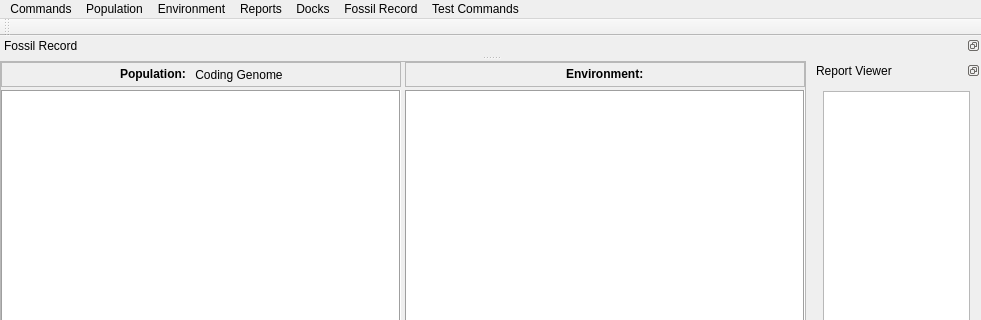
First picture: the form in mainwindow.ui, repository marksutton/EvoSim, before the edit; both pictures show x 0 to 981 and y 0 to 320 of the 981 by 791 pixel window.
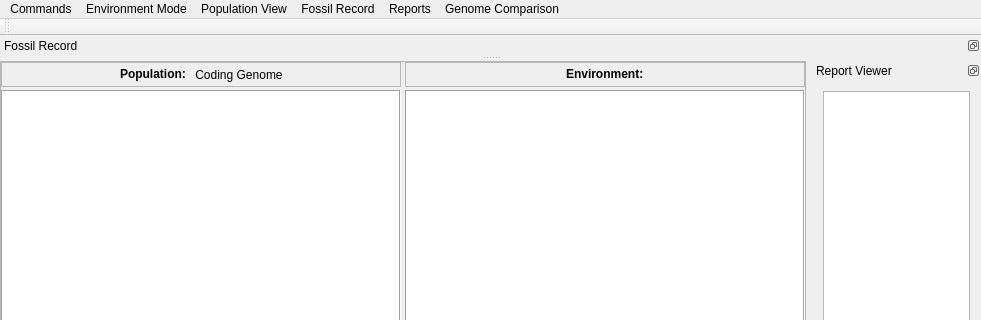
Second picture: the form after the edit.

Commit message: - Updated load/save - now includes window state, fossil record, some other random stuff relating to reporting that was missing - Fossil Record system now has randon/grid placement commands, plus commands to set sparsity and activeness in bulk. Select all button added too. - Main menus rejigged a little - more logical now I hope

What changed in the file:
```diff
--- a/mainwindow.ui
+++ b/mainwindow.ui
@@ -526,7 +526,7 @@
    </widget>
    <widget class="QMenu" name="menuView">
     <property name="title">
-     <string>Population</string>
+     <string>Population View</string>
     </property>
     <addaction name="actionPopulation_Count"/>
     <addaction name="actionMean_fitness"/>
@@ -539,13 +539,6 @@
     <addaction name="actionSettle_Fails"/>
     <addaction name="separator"/>
    </widget>
-   <widget class="QMenu" name="menuTest_Commands">
-    <property name="title">
-     <string>Test Commands</string>
-    </property>
-    <addaction name="actionCount_Peaks"/>
-    <addaction name="actionMisc"/>
-   </widget>
    <widget class="QMenu" name="menuReports">
     <property name="title">
      <string>Reports</string>
@@ -558,7 +551,7 @@
    </widget>
    <widget class="QMenu" name="menuEnvironment">
     <property name="title">
-     <string>Environment</string>
+     <string>Environment Mode</string>
     </property>
     <addaction name="actionStatic"/>
     <addaction name="actionOnce"/>
@@ -569,7 +562,7 @@
    </widget>
    <widget class="QMenu" name="menuDocks">
     <property name="title">
-     <string>Docks</string>
+     <string>Genome Comparison</string>
     </property>
     <addaction name="actionReport_Viewer"/>
     <addaction name="actionGenomeComparison"/>
@@ -583,12 +576,11 @@
     <addaction name="actionShow_positions"/>
    </widget>
    <addaction name="menuCommands"/>
-   <addaction name="menuView"/>
    <addaction name="menuEnvironment"/>
+   <addaction name="menuView"/>
+   <addaction name="menuFossil_Record"/>
    <addaction name="menuReports"/>
    <addaction name="menuDocks"/>
-   <addaction name="menuFossil_Record"/>
-   <addaction name="menuTest_Commands"/>
   </widget>
   <action name="actionReseed">
    <property name="text">
```
Left out of the diff: 49 changed lines with no effect on the pictures. The commit also changes 7 other files.
